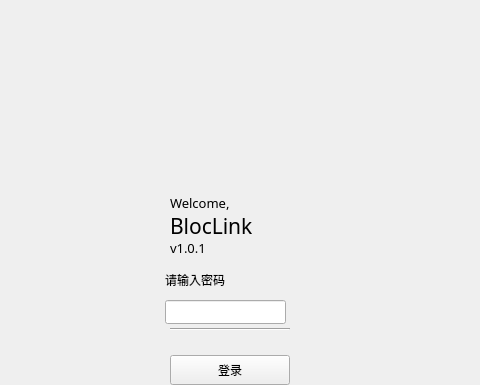
HcashOrg/hx-indicator, file normallogin.ui: the form before one commit; both pictures show x 115 to 595 and y 0 to 385 of the 960 by 580 pixel window.
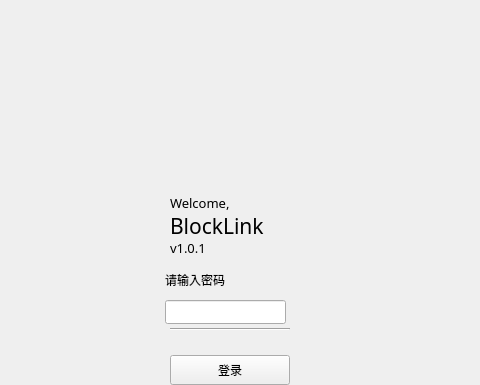
The form after the commit.

```diff
--- a/normallogin.ui
+++ b/normallogin.ui
@@ -198,7 +198,7 @@
     </font>
    </property>
    <property name="text">
-    <string>BlocLink</string>
+    <string>BlockLink</string>
    </property>
   </widget>
   <widget class="QLabel" name="label_wel">
```
